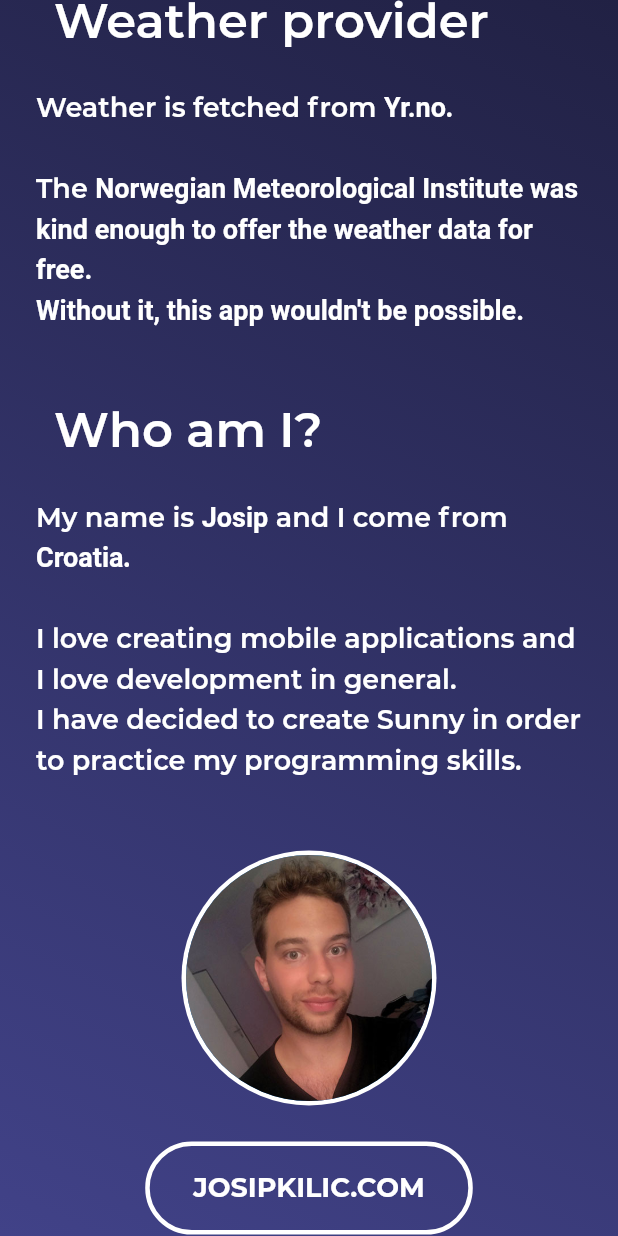
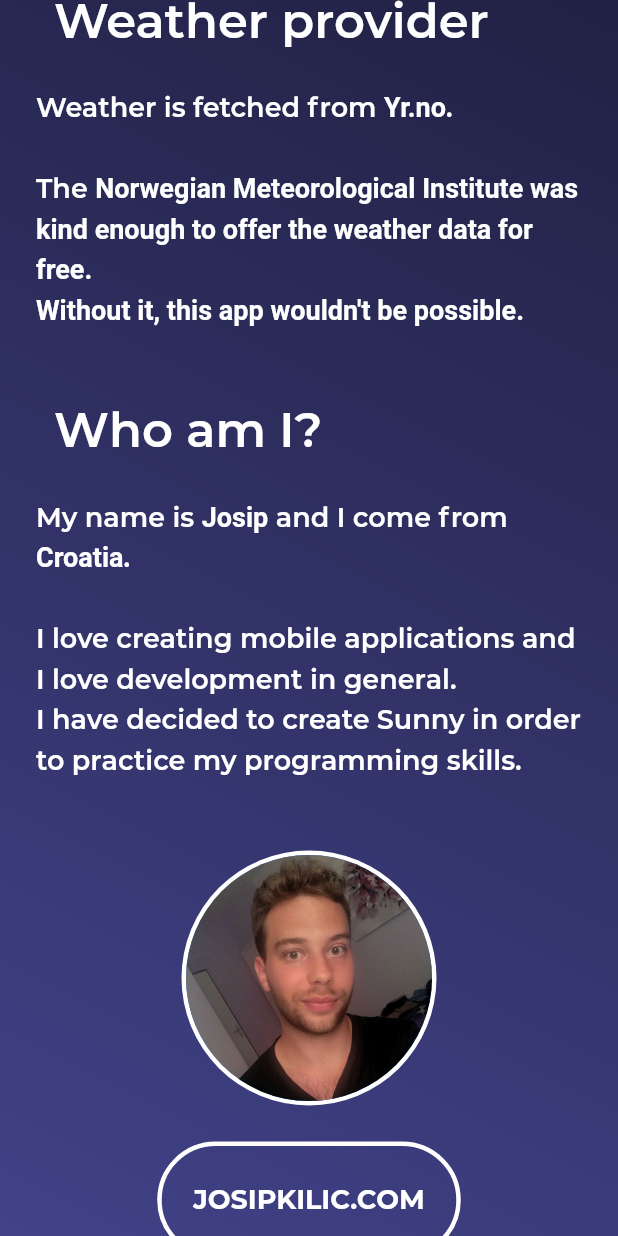
Before and after one commit to jokilic/sunny, a Flutter app: the InfoScreen screen opened by its route, scrolled down 576 dp, on a phone screen of 412 x 824 dp. Run offline on Flutter 3.47's test engine with Material 2 defaults, Android fonts, the light colour scheme and no system bars; our stand-ins replace audioplayers, flutter_svg, geocoding, geolocator; missing offline and left inert: loading; network calls fail.

Commit message:
Deprecated syntax updated

```diff
--- a/lib/components/general_button.dart
+++ b/lib/components/general_button.dart
@@ -17,7 +17,7 @@ class GeneralButton extends StatelessWidget {
 
   @override
   Widget build(BuildContext context) {
-    return FlatButton(
+    return TextButton(
       child: Padding(
         padding: EdgeInsets.symmetric(
           horizontal: horizontalPadding,
@@ -33,12 +33,13 @@ class GeneralButton extends StatelessWidget {
         ),
       ),
       onPressed: onPressed,
-      textColor: textColor,
-      shape: RoundedRectangleBorder(
-        borderRadius: BorderRadius.circular(50.0),
-        side: BorderSide(
-          color: textColor,
-          width: 3.0,
+      style: TextButton.styleFrom(
+        shape: RoundedRectangleBorder(
+          borderRadius: BorderRadius.circular(50.0),
+          side: BorderSide(
+            color: textColor,
+            width: 3.0,
+          ),
         ),
       ),
     );
--- a/lib/main.dart
+++ b/lib/main.dart
@@ -26,7 +26,7 @@ class Sunny extends StatelessWidget {
         visualDensity: VisualDensity.adaptivePlatformDensity,
         fontFamily: 'Montserrat',
         textTheme: TextTheme(
-          headline1: TextStyle(
+          displayLarge: TextStyle(
             color: textColor,
             fontSize: 36.0,
             fontWeight: FontWeight.bold,
--- a/lib/services/location.dart
+++ b/lib/services/location.dart
@@ -1,6 +1,5 @@
 import 'package:geolocator/geolocator.dart';
 import 'package:geocoding/geocoding.dart';
-import 'package:geocoding_platform_interface/geocoding_platform_interface.dart';
 
 import '../screens/weather/components/choose_city.dart';
 
@@ -12,8 +11,7 @@ class LocationSunny {
 
   Future<void> getLocation() async {
     try {
-      Position position = await Geolocator.getCurrentPosition(
-          desiredAccuracy: LocationAccuracy.high);
+      Position position = await Geolocator.getCurrentPosition(desiredAccuracy: LocationAccuracy.high);
 
       latitude = position.latitude;
       longitude = position.longitude;
```
Also changed, not shown: pubspec.lock.
